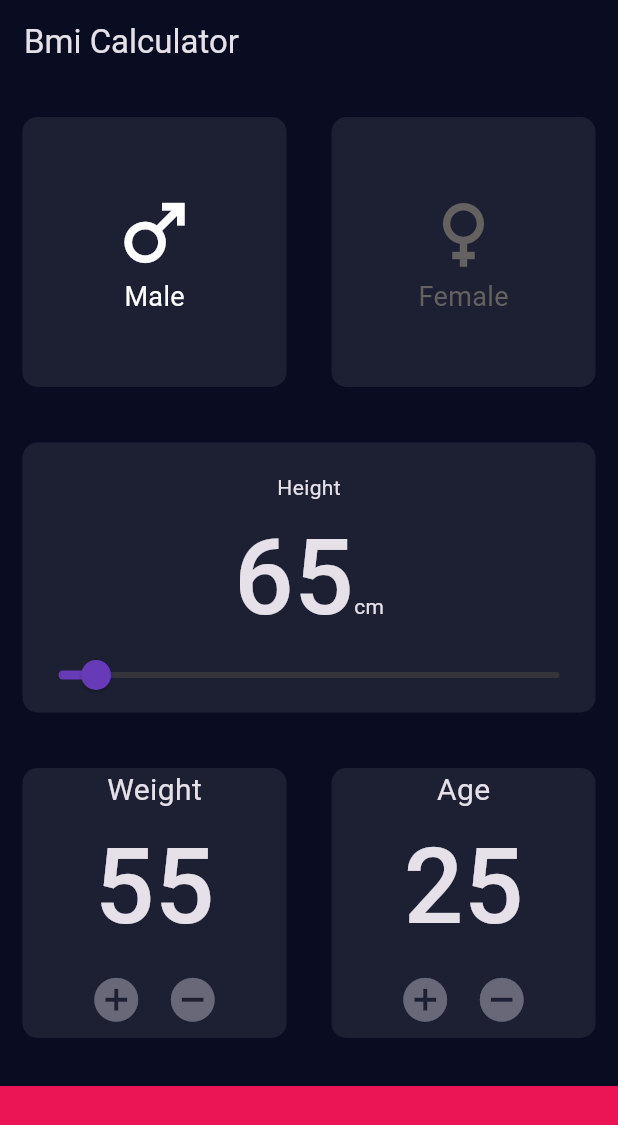
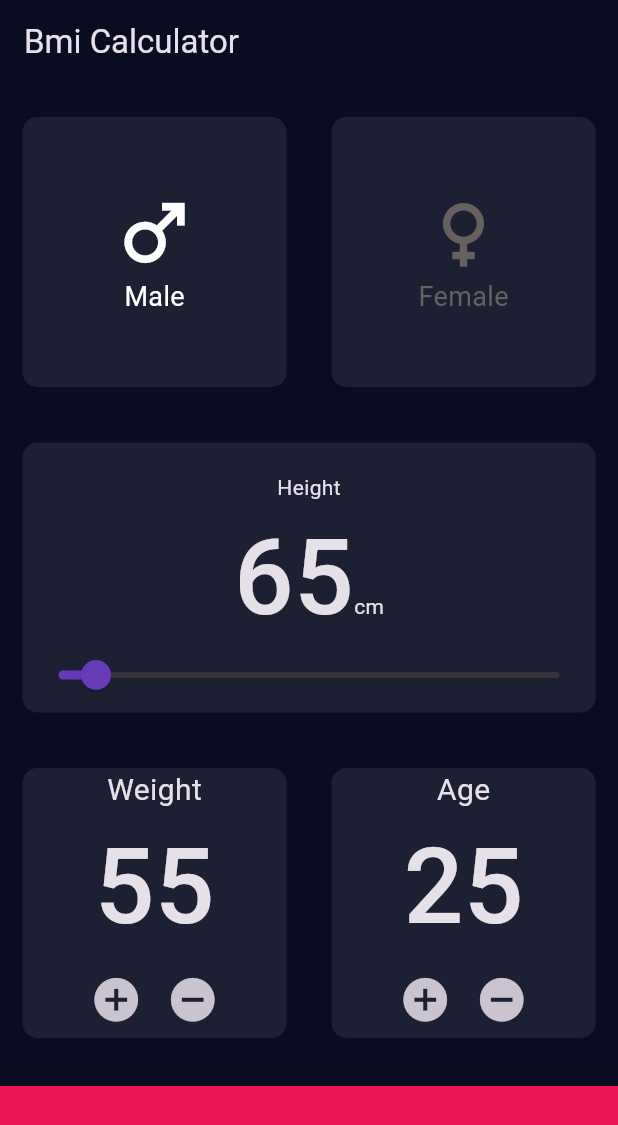
Before and after one commit to Peera-27/Fultter, a Flutter app: the screen it shows after launch, on a phone screen of 412 x 824 dp. Shown: the top 1125 px of the screen. Run offline on Flutter 3.47's test engine with Material 3 defaults, Android fonts, the phone set to English and light mode, and no system bars.

Commit message:
Add onPlus and onMinus callbacks to bgCardweightandheight for weight and age updates in InputScreen

```diff
--- a/lib/screen/input_screen.dart
+++ b/lib/screen/input_screen.dart
@@ -21,6 +21,21 @@ class _InputScreenState extends State<InputScreen> {
       if (formale == isMale) return;
       setState(() {
         isMale = !isMale;
+      });
+    };
+  }
+  Null Function() UpdateWeight(int value) {
+    return () {
+      setState(() {
+        inputweight += value;
+      });
+    };
+  }
+
+  Null Function() UpdateAge(int value) {
+    return () {
+      setState(() {
+        inputage += value;
       });
     };
   }
@@ -74,8 +89,8 @@ class _InputScreenState extends State<InputScreen> {
           Expanded(
             child: Row(
               children: [
-                Expanded(child: BgCard(child: bgCardweightandheight(value: inputweight,))),
-                Expanded(child: BgCard(child: bgCardweightandheight(labetText: "Age", value: inputage,),)),
+                Expanded(child: BgCard(child: bgCardweightandheight(value: inputweight,onPlus: UpdateWeight(1),onMinus: UpdateWeight(-1),))),
+                Expanded(child: BgCard(child: bgCardweightandheight(labetText: "Age", value: inputage,onPlus: UpdateAge(1),onMinus: UpdateAge(-1),),)),
               ],
             ),
           ),
```
